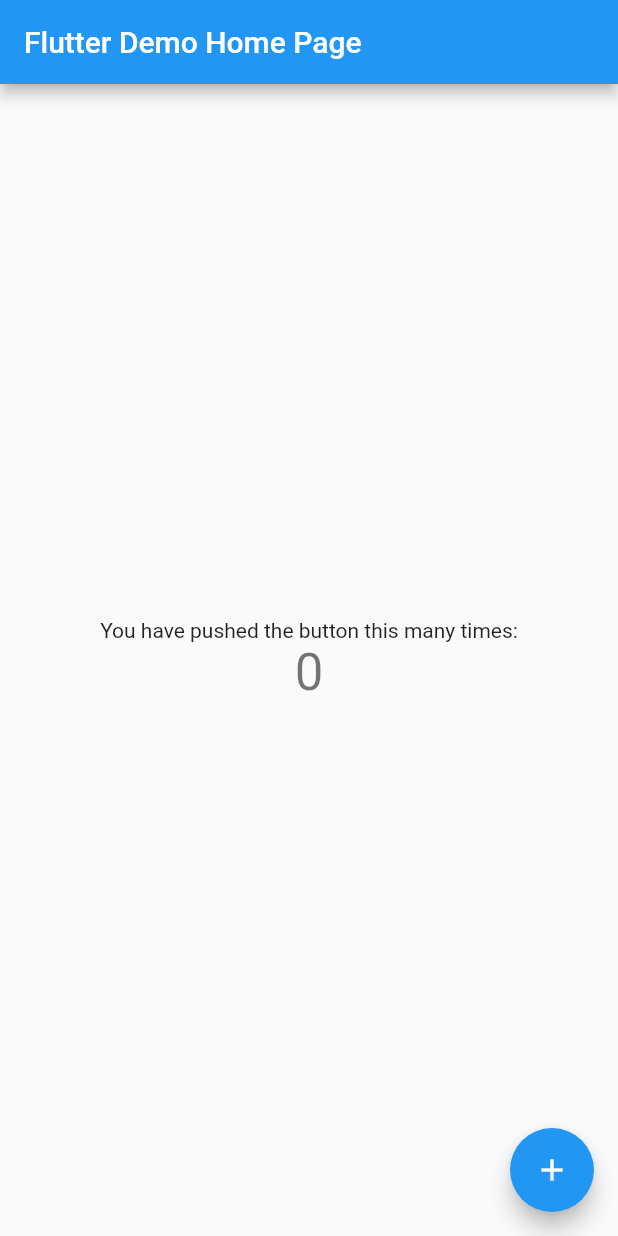
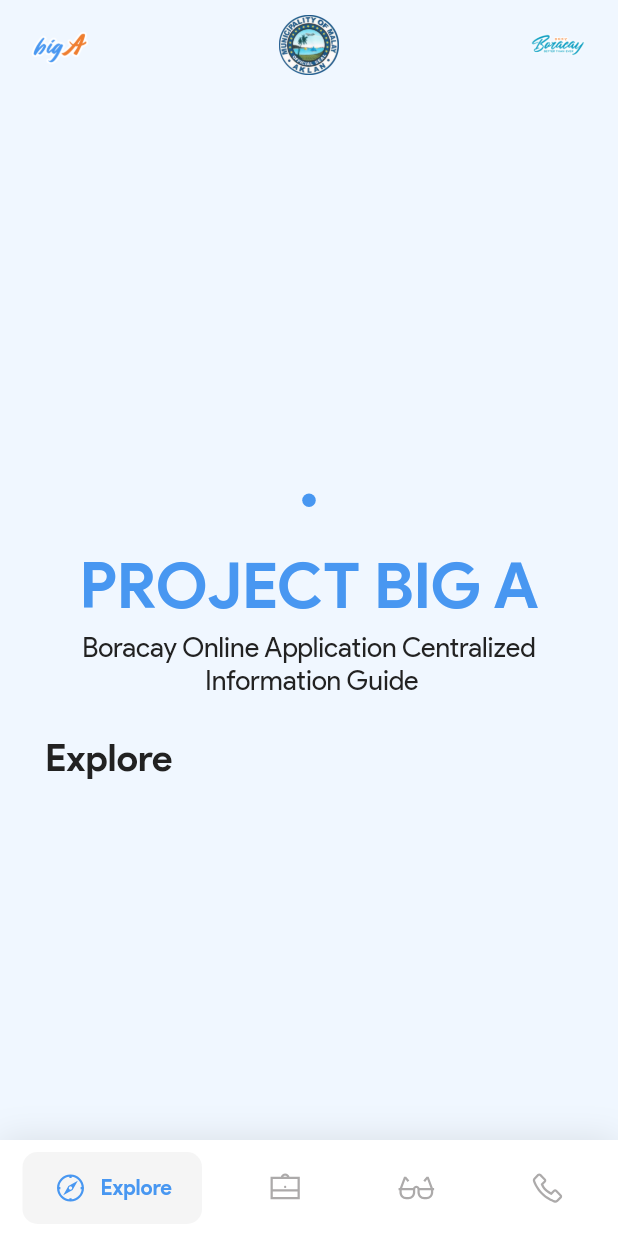
Before and after one commit to mtour2022/Project-Big-A, a Flutter app: the screen it shows after launch, on a phone screen of 412 x 824 dp. Run offline on Flutter 3.47's test engine with Material 2 defaults, Android fonts, the light colour scheme and no system bars; drawn by our look-alikes of carousel_slider, dots_indicator, google_nav_bar, overlay_support; our stand-ins replace cloud_firestore, firebase_core, line_icons; accounts and stored records are empty.

Commit message:
setup project

```diff
--- /dev/null
+++ b/lib/home/homepage.dart
@@ -0,0 +1,240 @@
+import 'package:carousel_slider/carousel_controller.dart';
+import 'package:carousel_slider/carousel_slider.dart';
+import 'package:cloud_firestore/cloud_firestore.dart';
+import 'package:dots_indicator/dots_indicator.dart';
+import 'package:flutter/material.dart';
+import 'package:flutter/services.dart';
+import 'package:google_nav_bar/google_nav_bar.dart';
+import 'package:intl/intl.dart';
+import 'package:line_icons/line_icons.dart';
+
+import '../models/appcolor.dart';
+import '../models/datamodel.dart';
+
+class HomePage extends StatefulWidget {
+  const HomePage({Key? key}) : super(key: key);
+
+  @override
+  State<HomePage> createState() => _HomePageState();
+}
+
+class _HomePageState extends State<HomePage> {
+  int _selectedIndex = 0;
+  static const TextStyle optionStyle =
+      TextStyle(fontSize: 30, fontWeight: FontWeight.w600);
+  static const List<Widget> _widgetOptions = <Widget>[
+    Text(
+      'Home',
+      style: optionStyle,
+    ),
+    Text(
+      'Likes',
+      style: optionStyle,
+    ),
+    Text(
+      'Search',
+      style: optionStyle,
+    ),
+    Text(
+      'Profile',
+      style: optionStyle,
+    ),
+  ];
+  var _dotPosition = 0;
+  List<String> _promotionImages = [];
+
+  fetchPromotionImages() async {
+    var _firestoreInstance = FirebaseFirestore.instance;
+    QuerySnapshot qn = await _firestoreInstance.collection('promotions').get();
+    for (int i = 0; i < qn.docs.length; i++) {
+      _promotionImages.add(qn.docs[i]['imagelink']);
+      print(qn.docs[i]['imagelink']);
+    }
+  }
+
+  @override
+  void initState() {
+    fetchPromotionImages();
+    super.initState();
+  }
+
+  final PageController controller = PageController();
+
+  @override
+  Widget build(BuildContext context) {
+    return SafeArea(
+      child: Scaffold(
+          body: Container(
+              width: MediaQuery.of(context).size.width,
+              height: MediaQuery.of(context).size.height,
+              color: Appcolor.background,
+              child: SingleChildScrollView(
+                child: Stack(children: [
+                  SingleChildScrollView(
+                    child: Column(
+                      children: [
+                        Stack(
+                          children: [
+                            CarouselSlider(
+                                items: _promotionImages
+                                    .map((item) => Container(
+                                          decoration: BoxDecoration(
+                                              image: DecorationImage(
+                                                  image: NetworkImage(item),
+                                                  fit: BoxFit.fitHeight)),
+                                        ))
+                                    .toList(),
+                                options: CarouselOptions(
+                                    height: 350,
+                                    viewportFraction: 1.0,
+                                    enlargeCenterPage: false,
+                                    autoPlay: true,
+                                    onPageChanged:
+                                        (val, carouselPageChangedReason) {
+                                      setState(() {
+                                        _dotPosition = val;
+                                      });
+                                    })),
+                            Positioned(
+                              bottom: 10,
+                              left: 0,
+                              right: 0,
+                              child: Center(
+                                child: DotsIndicator(
+                                  dotsCount: _promotionImages.length == 0
+                                      ? 1
+                                      : _promotionImages.length,
+                                  position: _dotPosition.toDouble(),
+                                  decorator: const DotsDecorator(
+                                    color: Appcolor.grey1,
+                                    activeColor: Appcolor.bluecolor1,
+                                    spacing: EdgeInsets.all(2),
+                                    size: Size(8, 8),
+                                  ),
+                                ),
+                              ),
+                            ),
+                          ],
+                        ),
+                        const SizedBox(
+                          height: 15,
+                        ),
+                        const Text("PROJECT BIG A",
+                            textAlign: TextAlign.center,
+                            style: TextStyle(
+                                color: Appcolor.bluecolor1,
+                                fontSize: 42,
+                                fontWeight: FontWeight.w800)),
+                        const SizedBox(
+                          height: 5,
+                        ),
+                        Column(
+                          children: const [
+                            Text(
+                                "Boracay Online Application Centralized\n Information Guide",
+                                textAlign: TextAlign.center,
+                                style: TextStyle(
+                                  color: Appcolor.grey3,
+                                  fontSize: 18,
+                                )),
+                          ],
+                        ),
+                        const SizedBox(
+                          height: 25,
+                        ),
+                        const Padding(
+                          padding: EdgeInsets.only(left: 30),
+                          child: Align(
+                            alignment: Alignment.centerLeft,
+                            child: Text("Explore",
+                                textAlign: TextAlign.start,
+                                style: TextStyle(
+                                    color: Appcolor.grey3,
+                                    fontSize: 25,
+                                    fontWeight: FontWeight.w800)),
+                          ),
+                        ),
+                        const SizedBox(
+                          height: 25,
+                        ),
+                      ],
+                    ),
+                  ),
+                  Positioned(
+                      top: 0,
+                      left: 0,
+                      right: 0,
+                      child: Center(
+                        child: Padding(
+                          padding: const EdgeInsets.only(
+                              left: 20, right: 20, top: 10),
+                          child: Row(
+                            mainAxisAlignment: MainAxisAlignment.spaceBetween,
+                            children: [
+                              Image.asset('assets/images/biga.png',
+                                  height: 40, width: 40),
+                              Image.asset('assets/images/lgu.png',
+                                  height: 40, width: 40),
+                              Image.asset('assets/images/mtour.png',
+                                  height: 40, width: 40),
+                            ],
+                          ),
+                        ),
+                      )),
+                ]),
+              )),
+          bottomNavigationBar: Container(
+              decoration: BoxDecoration(
+                color: Colors.white,
+                boxShadow: [
+                  BoxShadow(
+                    blurRadius: 20,
+                    color: Colors.black.withOpacity(.1),
+                  )
+                ],
+              ),
+              child: SafeArea(
+                  child: Padding(
+                      padding: const EdgeInsets.symmetric(
+                          horizontal: 15.0, vertical: 8),
+                      child: GNav(
+                        // rippleColor: Colors.grey[300]!,
+                        hoverColor: Colors.grey[100]!,
+                        gap: 8,
+                        activeColor: Appcolor.bluecolor1,
+                        iconSize: 24,
+                        tabBorderRadius: 10,
+                        padding: const EdgeInsets.symmetric(
+                            horizontal: 20, vertical: 12),
+                        duration: const Duration(milliseconds: 400),
+                        tabBackgroundColor: Colors.grey[100]!,
+                        color: Appcolor.grey1,
+
+                        tabs: const [
+                          GButton(
+                            icon: LineIcons.compass,
+                            text: 'Explore',
+                          ),
+                          GButton(
+                            icon: LineIcons.briefcase,
+                            text: 'Bag',
+                          ),
+                          GButton(
+                            icon: LineIcons.glasses,
+                            text: 'Read',
+                          ),
+                          GButton(
+                            icon: LineIcons.phone,
+                            text: 'Call',
+                          ),
+                        ],
+                        selectedIndex: _selectedIndex,
+                        onTabChange: (index) {
+                          setState(() {
+                            _selectedIndex = index;
+                          });
+                        },
+                      ))))),
+    );
+  }
+}
--- a/lib/main.dart
+++ b/lib/main.dart
@@ -1,115 +1,38 @@
+import 'package:firebase_core/firebase_core.dart';
 import 'package:flutter/material.dart';
+import 'package:overlay_support/overlay_support.dart';
+import 'package:projectbiga/home/homepage.dart';
+import 'package:projectbiga/services/getdatamodel.dart';
+import 'package:provider/provider.dart';
 
-void main() {
-  runApp(const MyApp());
+void main() async {
+  WidgetsFlutterBinding.ensureInitialized();
+
+  await Firebase.initializeApp();
+  runApp(MyApp());
 }
 
 class MyApp extends StatelessWidget {
-  const MyApp({super.key});
-
   // This widget is the root of your application.
   @override
   Widget build(BuildContext context) {
-    return MaterialApp(
-      title: 'Flutter Demo',
-      theme: ThemeData(
-        // This is the theme of your application.
-        //
-        // Try running your application with "flutter run". You'll see the
-        // application has a blue toolbar. Then, without quitting the app, try
-        // changing the primarySwatch below to Colors.green and then invoke
-        // "hot reload" (press "r" in the console where you ran "flutter run",
-        // or simply save your changes to "hot reload" in a Flutter IDE).
-        // Notice that the counter didn't reset back to zero; the application
-        // is not restarted.
-        primarySwatch: Colors.blue,
+    return MultiProvider(
+      providers: [
+        //import instances from provider firebase
+        ChangeNotifierProvider(create: (_) => FetchDataService()),
+      ],
+      child: OverlaySupport.global(
+        child: MaterialApp(
+            title: 'Automation System For Seemless Tourist Fee Computation',
+            debugShowCheckedModeBanner: false,
+            theme: ThemeData(
+                primarySwatch: Colors.blue, fontFamily: 'ProductSans'),
+            // home: HomePage(),
+            initialRoute: '/',
+            routes: {
+              '/': (context) => const HomePage(),
+            }),
       ),
-      home: const MyHomePage(title: 'Flutter Demo Home Page'),
     );
   }
 }
-
-class MyHomePage extends StatefulWidget {
-  const MyHomePage({super.key, required this.title});
-
-  // This widget is the home page of your application. It is stateful, meaning
-  // that it has a State object (defined below) that contains fields that affect
-  // how it looks.
-
-  // This class is the configuration for the state. It holds the values (in this
-  // case the title) provided by the parent (in this case the App widget) and
-  // used by the build method of the State. Fields in a Widget subclass are
-  // always marked "final".
-
-  final String title;
-
-  @override
-  State<MyHomePage> createState() => _MyHomePageState();
-}
-
-class _MyHomePageState extends State<MyHomePage> {
-  int _counter = 0;
-
-  void _incrementCounter() {
-    setState(() {
-      // This call to setState tells the Flutter framework that something has
-      // changed in this State, which causes it to rerun the build method below
-      // so that the display can reflect the updated values. If we changed
-      // _counter without calling setState(), then the build method would not be
-      // called again, and so nothing would appear to happen.
-      _counter++;
-    });
-  }
-
-  @override
-  Widget build(BuildContext context) {
-    // This method is rerun every time setState is called, for instance as done
-    // by the _incrementCounter method above.
-    //
-    // The Flutter framework has been optimized to make rerunning build methods
-    // fast, so that you can just rebuild anything that needs updating rather
-    // than having to individually change instances of widgets.
-    return Scaffold(
-      appBar: AppBar(
-        // Here we take the value from the MyHomePage object that was created by
-        // the App.build method, and use it to set our appbar title.
-        title: Text(widget.title),
-      ),
-      body: Center(
-        // Center is a layout widget. It takes a single child and positions it
-        // in the middle of the parent.
-        child: Column(
-          // Column is also a layout widget. It takes a list of children and
-          // arranges them vertically. By default, it sizes itself to fit its
-          // children horizontally, and tries to be as tall as its parent.
-          //
-          // Invoke "debug painting" (press "p" in the console, choose the
-          // "Toggle Debug Paint" action from the Flutter Inspector in Android
-          // Studio, or the "Toggle Debug Paint" command in Visual Studio Code)
-          // to see the wireframe for each widget.
-          //
-          // Column has various properties to control how it sizes itself and
-          // how it positions its children. Here we use mainAxisAlignment to
-          // center the children vertically; the main axis here is the vertical
-          // axis because Columns are vertical (the cross axis would be
-          // horizontal).
-          mainAxisAlignment: MainAxisAlignment.center,
-          children: <Widget>[
-            const Text(
-              'You have pushed the button this many times:',
-            ),
-            Text(
-              '$_counter',
-              style: Theme.of(context).textTheme.headline4,
-            ),
-          ],
-        ),
-      ),
-      floatingActionButton: FloatingActionButton(
-        onPressed: _incrementCounter,
-        tooltip: 'Increment',
-        child: const Icon(Icons.add),
-      ), // This trailing comma makes auto-formatting nicer for build methods.
-    );
-  }
-}
--- /dev/null
+++ b/lib/models/appcolor.dart
@@ -0,0 +1,21 @@
+import 'package:flutter/material.dart';
+
+class Appcolor {
+  static const Color background = Color(0xffF0F7FF);
+  static const Color foreground = Color(0xffFFFFFF);
+
+  static const Color bluecolor1 = Color(0xff4897F1);
+  static const Color bluecolor2 = Color(0xff428FA5);
+  static const Color bluecolor3 = Color(0xff90D9E8);
+
+  static const Color skintone = Color(0xffEBDC8B);
+
+  static const Color grey1 = Color(0xffACAAAA);
+  static const Color grey2 = Color.fromARGB(255, 37, 37, 37);
+
+  static const Color grey3 = Color(0xff222222);
+
+  static const Color textcolorgrey = Color.fromARGB(255, 49, 49, 49);
+  static const Color textcolorblue = Color(0xff428FA5);
+  static const Color textcolorwhite = Color(0xffFFFFFF);
+}
--- /dev/null
+++ b/lib/models/datamodel.dart
@@ -0,0 +1,17 @@
+class ImageDataModel {
+  //final controlnumber;
+  final imagelink;
+
+  ImageDataModel({
+    // this.controlnumber,
+    this.imagelink,
+  });
+
+  Map<String, dynamic> toJson() => {
+        "imagelink": imagelink,
+      };
+
+  static ImageDataModel fromJson(Map<String, dynamic> json) => ImageDataModel(
+        imagelink: json['imagelink'],
+      );
+}
--- /dev/null
+++ b/lib/services/getdatamodel.dart
@@ -0,0 +1,29 @@
+import 'package:flutter/cupertino.dart';
+
+import 'package:projectbiga/models/datamodel.dart';
+
+class FetchDataService extends ChangeNotifier {
+  late ImageDataModel _fetcheddata;
+
+  ImageDataModel get getstringdata => _fetcheddata;
+
+  void getdata(
+    // String controlnumber,
+    String imagelink,
+  ) async {
+    _fetcheddata = ImageDataModel(
+      //  controlnumber: controlnumber,
+      imagelink: imagelink,
+    );
+
+    notifyListeners();
+  }
+
+  void cleardata() async {
+    _fetcheddata = ImageDataModel(
+      imagelink: "",
+    );
+
+    notifyListeners();
+  }
+}
```
Also changed, not shown: pubspec.yaml (+17 -0 lines), assets/fonts/Product Sans Bold Italic.ttf (added), assets/fonts/Product Sans Bold.ttf (added), assets/fonts/Product Sans Italic.ttf (added), assets/fonts/Product Sans Regular.ttf (added), assets/images/biga.png (added), assets/images/lgu.png (added), assets/images/mtour.png (added), pubspec.lock, 4 other files.
